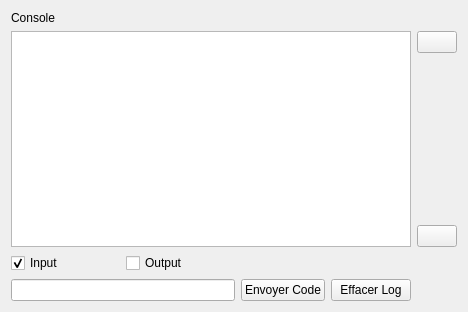
Before: the Qt Designer form src/Widget/Console.ui in polybox3d/polybox, drawn with Qt 5.
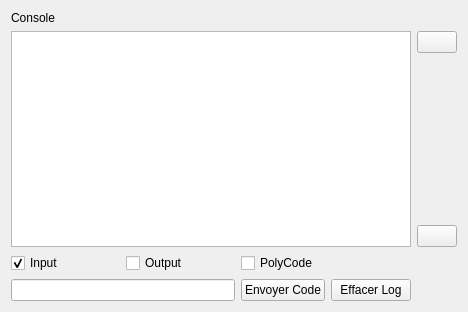
After: the same form once the commit is applied. Icons and pictures are not drawn.

The edit to the form file:
```diff
--- a/src/Widget/Console.ui
+++ b/src/Widget/Console.ui
@@ -103,6 +103,13 @@
      </property>
     </widget>
    </item>
+   <item row="4" column="1">
+    <widget class="QCheckBox" name="polyCode">
+     <property name="text">
+      <string>PolyCode</string>
+     </property>
+    </widget>
+   </item>
   </layout>
  </widget>
  <resources>
```
